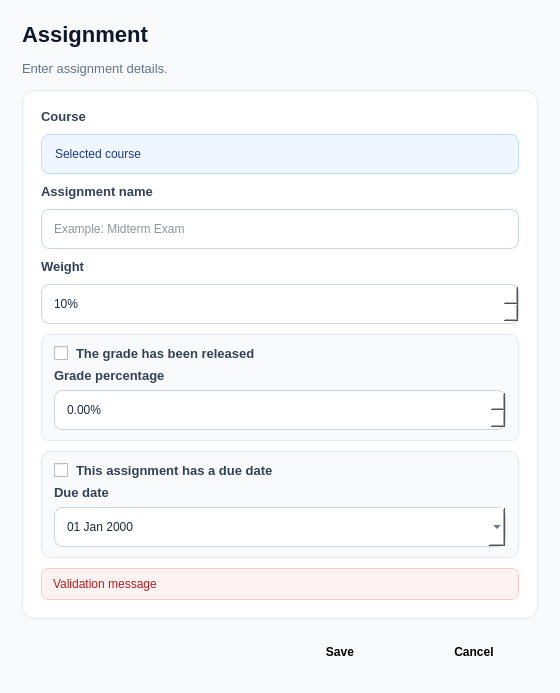
First picture: the form in assignmenteditordialog.ui, repository GeoReaidy/SemesterTracker, before the edit.
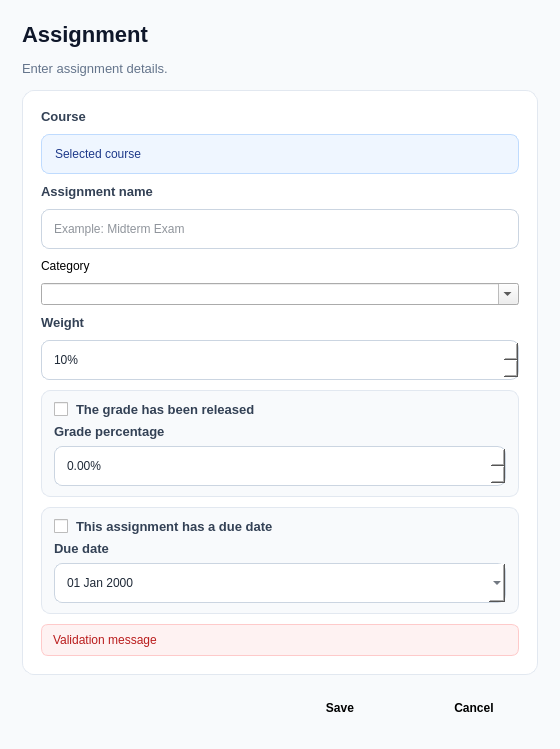
Second picture: the form after the edit.

What changed in the file:
```diff
--- a/assignmenteditordialog.ui
+++ b/assignmenteditordialog.ui
@@ -168,6 +168,17 @@
         <property name="maxLength"><number>120</number></property>
        </widget>
       </item>
+      <item>
+       <widget class="QLabel" name="categoryLabel">
+        <property name="text"><string>Category</string></property>
+       </widget>
+      </item>
+      <item>
+       <widget class="QComboBox" name="categoryComboBox">
+        <property name="editable"><bool>true</bool></property>
+        <property name="insertPolicy"><enum>QComboBox::InsertPolicy::NoInsert</enum></property>
+       </widget>
+      </item>
       <item>
        <widget class="QLabel" name="weightLabel">
         <property name="text"><string>Weight</string></property>
```
